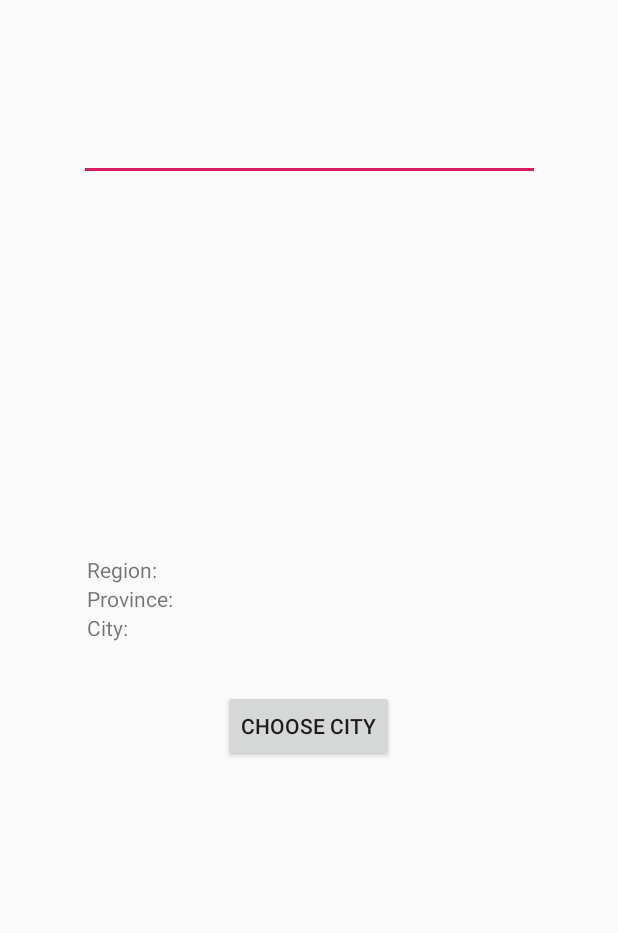
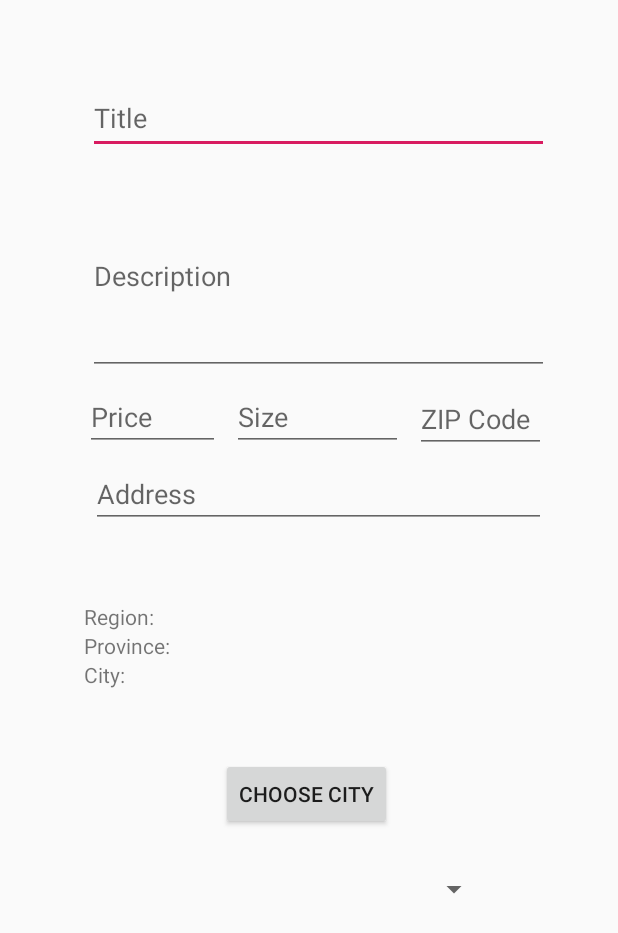
Before and after one commit to JoseAlbertoVazq/inmoapp, an Android app: the AddPropertyActivity screen opened directly, with no data from a screen before it, on a phone screen of 412 x 824 dp. Shown: the top 933 px of the screen. Run offline under Robolectric (Android 15) with nearby library versions, the phone set to English and light mode, and no system bars; network calls fail.

Commit message:
diseño add

```diff
--- a/inmoapp/app/src/main/java/dam/javazquez/inmoapp/ui/favs/PropertyFavAdapter.java
+++ b/inmoapp/app/src/main/java/dam/javazquez/inmoapp/ui/favs/PropertyFavAdapter.java
@@ -124,7 +124,7 @@ public class PropertyFavAdapter extends RecyclerView.Adapter<PropertyFavAdapter.
             super(view);
             mView = view;
             title = view.findViewById(R.id.title);
-            price = view.findViewById(R.id.price);
+            price = view.findViewById(R.id.price_property);
             size = view.findViewById(R.id.size);
             city = view.findViewById(R.id.city);
             photo = view.findViewById(R.id.photo);
--- a/inmoapp/app/src/main/java/dam/javazquez/inmoapp/ui/mines/MyPropertyAdapter.java
+++ b/inmoapp/app/src/main/java/dam/javazquez/inmoapp/ui/mines/MyPropertyAdapter.java
@@ -1,7 +1,6 @@
 package dam.javazquez.inmoapp.ui.mines;
 
 import android.content.Context;
-import android.content.Intent;
 import android.support.v7.app.AlertDialog;
 import android.support.v7.widget.RecyclerView;
 import android.util.Log;
@@ -17,12 +16,9 @@ import com.bumptech.glide.Glide;
 
 import dam.javazquez.inmoapp.R;
 import dam.javazquez.inmoapp.responses.PropertyFavsResponse;
-import dam.javazquez.inmoapp.responses.PropertyResponse;
 import dam.javazquez.inmoapp.retrofit.generator.AuthType;
 import dam.javazquez.inmoapp.retrofit.generator.ServiceGenerator;
 import dam.javazquez.inmoapp.retrofit.services.PropertyService;
-import dam.javazquez.inmoapp.ui.common.DashboardActivity;
-import dam.javazquez.inmoapp.ui.login.LoginActivity;
 import dam.javazquez.inmoapp.ui.mines.MyPropertyFragment.OnListFragmentInteractionListener;
 import dam.javazquez.inmoapp.util.UtilToken;
 import retrofit2.Call;
@@ -133,7 +129,7 @@ public class MyPropertyAdapter extends RecyclerView.Adapter<MyPropertyAdapter.Vi
             super(view);
             mView = view;
             title = view.findViewById(R.id.title);
-            price = view.findViewById(R.id.price);
+            price = view.findViewById(R.id.price_property);
             size = view.findViewById(R.id.size);
             city = view.findViewById(R.id.city);
             photo = view.findViewById(R.id.photo);
--- a/inmoapp/app/src/main/java/dam/javazquez/inmoapp/ui/properties/PropertyAdapter.java
+++ b/inmoapp/app/src/main/java/dam/javazquez/inmoapp/ui/properties/PropertyAdapter.java
@@ -14,12 +14,9 @@ import android.widget.Toast;
 
 import com.bumptech.glide.Glide;
 
-import org.w3c.dom.Text;
-
 import dam.javazquez.inmoapp.R;
 import dam.javazquez.inmoapp.responses.PhotoResponse;
 import dam.javazquez.inmoapp.responses.PropertyResponse;
-import dam.javazquez.inmoapp.responses.ResponseContainer;
 import dam.javazquez.inmoapp.retrofit.generator.AuthType;
 import dam.javazquez.inmoapp.retrofit.generator.ServiceGenerator;
 import dam.javazquez.inmoapp.retrofit.services.PropertyService;
@@ -162,7 +159,7 @@ public class PropertyAdapter extends RecyclerView.Adapter<PropertyAdapter.ViewHo
             super(view);
             mView = view;
             title = view.findViewById(R.id.title);
-            price = view.findViewById(R.id.price);
+            price = view.findViewById(R.id.price_property);
             size = view.findViewById(R.id.size);
             city = view.findViewById(R.id.city);
             photo = view.findViewById(R.id.photo);
--- a/inmoapp/app/src/main/res/layout/activity_add_property.xml
+++ b/inmoapp/app/src/main/res/layout/activity_add_property.xml
@@ -5,6 +5,40 @@
     android:layout_width="match_parent"
     android:layout_height="match_parent"
     tools:context=".ui.addProperty.AddPropertyActivity">
+
+    <EditText
+        android:id="@+id/title_add"
+        android:layout_width="307dp"
+        android:layout_height="47dp"
+        android:layout_marginStart="8dp"
+        android:layout_marginTop="8dp"
+        android:layout_marginEnd="8dp"
+        android:layout_marginBottom="8dp"
+        android:ems="10"
+        android:hint="@string/title_prop"
+        android:inputType="textPersonName"
+        app:layout_constraintBottom_toTopOf="@+id/tableLayout"
+        app:layout_constraintEnd_toEndOf="parent"
+        app:layout_constraintHorizontal_bias="0.568"
+        app:layout_constraintStart_toStartOf="parent"
+        app:layout_constraintTop_toTopOf="parent"
+        app:layout_constraintVertical_bias="0.141" />
+
+    <EditText
+        android:id="@+id/description_add"
+        android:layout_width="307dp"
+        android:layout_height="132dp"
+        android:layout_marginStart="8dp"
+        android:layout_marginTop="8dp"
+        android:layout_marginEnd="8dp"
+        android:layout_marginBottom="8dp"
+        android:hint="@string/description_prop"
+        app:layout_constraintBottom_toTopOf="@+id/tableLayout"
+        app:layout_constraintEnd_toEndOf="parent"
+        app:layout_constraintHorizontal_bias="0.568"
+        app:layout_constraintStart_toStartOf="parent"
+        app:layout_constraintTop_toBottomOf="@+id/title_add"
+        app:layout_constraintVertical_bias="0.047" />
 
     <Button
         android:id="@+id/btProbar"
@@ -17,24 +51,25 @@
         android:text="Choose City"
         app:layout_constraintBottom_toBottomOf="parent"
         app:layout_constraintEnd_toEndOf="parent"
-        app:layout_constraintHorizontal_bias="0.498"
+        app:layout_constraintHorizontal_bias="0.494"
         app:layout_constraintStart_toStartOf="parent"
         app:layout_constraintTop_toBottomOf="@+id/tableLayout"
-        app:layout_constraintVertical_bias="0.0" />
+        app:layout_constraintVertical_bias="0.057" />
 
     <TableLayout
         android:id="@+id/tableLayout"
-        android:layout_width="296dp"
-        android:layout_height="82dp"
+        android:layout_width="310dp"
+        android:layout_height="80dp"
         android:layout_marginStart="56dp"
         android:layout_marginTop="8dp"
         android:layout_marginEnd="56dp"
         android:layout_marginBottom="8dp"
         app:layout_constraintBottom_toBottomOf="parent"
         app:layout_constraintEnd_toEndOf="parent"
+        app:layout_constraintHorizontal_bias="0.0"
         app:layout_constraintStart_toStartOf="parent"
         app:layout_constraintTop_toTopOf="parent"
-        app:layout_constraintVertical_bias="0.499">
+        app:layout_constraintVertical_bias="0.54">
 
         <TableRow
             android:id="@+id/tableRow1"
@@ -69,18 +104,84 @@
     </TableLayout>
 
     <EditText
-        android:id="@+id/title_add"
-        android:layout_width="307dp"
-        android:layout_height="47dp"
+        android:id="@+id/price_add"
+        android:layout_width="90dp"
+        android:layout_height="41dp"
         android:layout_marginStart="8dp"
         android:layout_marginTop="8dp"
         android:layout_marginEnd="8dp"
         android:layout_marginBottom="8dp"
         android:ems="10"
-        android:inputType="textPersonName"
+        android:hint="@string/price_prop"
+        android:inputType="numberSigned"
         app:layout_constraintBottom_toTopOf="@+id/tableLayout"
         app:layout_constraintEnd_toEndOf="parent"
+        app:layout_constraintHorizontal_bias="0.16"
         app:layout_constraintStart_toStartOf="parent"
-        app:layout_constraintTop_toTopOf="parent"
-        app:layout_constraintVertical_bias="0.214" />
+        app:layout_constraintTop_toBottomOf="@+id/description_add"
+        app:layout_constraintVertical_bias="0.011" />
+
+    <EditText
+        android:id="@+id/size_property"
+        android:layout_width="114dp"
+        android:layout_height="42dp"
+        android:layout_marginStart="8dp"
+        android:layout_marginTop="8dp"
+        android:layout_marginEnd="8dp"
+        android:layout_marginBottom="8dp"
+        android:ems="10"
+        android:hint="@string/size_prop"
+        android:inputType="number"
+        app:layout_constraintBottom_toTopOf="@+id/tableLayout"
+        app:layout_constraintEnd_toEndOf="parent"
+        app:layout_constraintHorizontal_bias="0.0"
+        app:layout_constraintStart_toEndOf="@+id/price_add"
+        app:layout_constraintTop_toBottomOf="@+id/description_add"
+        app:layout_constraintVertical_bias="0.01" />
+
+    <EditText
+        android:id="@+id/zipcode_add"
+        android:layout_width="87dp"
+        android:layout_height="44dp"
+        android:layout_marginStart="8dp"
+        android:layout_marginTop="8dp"
+        android:layout_marginEnd="8dp"
+        android:layout_marginBottom="8dp"
+        android:ems="10"
+        android:hint="@string/zipcode_prop"
+        android:inputType="number"
+        app:layout_constraintBottom_toTopOf="@+id/tableLayout"
+        app:layout_constraintEnd_toEndOf="parent"
+        app:layout_constraintHorizontal_bias="0.0"
+        app:layout_constraintStart_toEndOf="@+id/size_property"
+        app:layout_constraintTop_toBottomOf="@+id/description_add"
+        app:layout_constraintVertical_bias="0.0" />
+
+    <EditText
+        android:id="@+id/address_add"
+        android:layout_width="303dp"
+        android:layout_height="43dp"
+        android:layout_marginStart="8dp"
+        android:layout_marginTop="8dp"
+        android:layout_marginEnd="8dp"
+        android:ems="10"
+        android:hint="@string/address_prop"
+        android:inputType="textPersonName"
+        app:layout_constraintEnd_toEndOf="parent"
+        app:layout_constraintHorizontal_bias="0.571"
+        app:layout_constraintStart_toStartOf="parent"
+        app:layout_constraintTop_toBottomOf="@+id/size_property" />
+
+    <Spinner
+        android:id="@+id/spinner_category"
+        android:layout_width="242dp"
+        android:layout_height="31dp"
+        android:layout_marginStart="8dp"
+        android:layout_marginTop="24dp"
+        android:layout_marginEnd="8dp"
+        app:layout_constraintEnd_toEndOf="parent"
+        app:layout_constraintHorizontal_bias="0.496"
+        app:layout_constraintStart_toStartOf="parent"
+        app:layout_constraintTop_toBottomOf="@+id/btProbar" />
+
 </android.support.constraint.ConstraintLayout>
--- a/inmoapp/app/src/main/res/layout/fragment_myproperty.xml
+++ b/inmoapp/app/src/main/res/layout/fragment_myproperty.xml
@@ -41,7 +41,7 @@
         app:layout_constraintVertical_bias="0.0" />
 
     <TextView
-        android:id="@+id/price"
+        android:id="@+id/price_property"
         android:layout_width="104dp"
         android:layout_height="31dp"
         android:layout_marginStart="8dp"
@@ -65,7 +65,7 @@
         android:text="@string/size"
         app:layout_constraintEnd_toEndOf="parent"
         app:layout_constraintHorizontal_bias="0.038"
-        app:layout_constraintStart_toEndOf="@+id/price"
+        app:layout_constraintStart_toEndOf="@+id/price_property"
         app:layout_constraintTop_toBottomOf="@+id/title" />
 
     <TextView
--- a/inmoapp/app/src/main/res/layout/fragment_property.xml
+++ b/inmoapp/app/src/main/res/layout/fragment_property.xml
@@ -41,7 +41,7 @@
             app:layout_constraintVertical_bias="0.0" />
 
         <TextView
-            android:id="@+id/price"
+            android:id="@+id/price_property"
             android:layout_width="104dp"
             android:layout_height="31dp"
             android:layout_marginStart="8dp"
@@ -65,7 +65,7 @@
             android:text="@string/size"
             app:layout_constraintEnd_toEndOf="parent"
             app:layout_constraintHorizontal_bias="0.038"
-            app:layout_constraintStart_toEndOf="@+id/price"
+            app:layout_constraintStart_toEndOf="@+id/price_property"
             app:layout_constraintTop_toBottomOf="@+id/title" />
 
         <TextView
--- a/inmoapp/app/src/main/res/layout/fragment_propertyfav.xml
+++ b/inmoapp/app/src/main/res/layout/fragment_propertyfav.xml
@@ -41,7 +41,7 @@
             app:layout_constraintVertical_bias="0.0" />
 
         <TextView
-            android:id="@+id/price"
+            android:id="@+id/price_property"
             android:layout_width="104dp"
             android:layout_height="31dp"
             android:layout_marginStart="8dp"
@@ -65,7 +65,7 @@
             android:text="@string/size"
             app:layout_constraintEnd_toEndOf="parent"
             app:layout_constraintHorizontal_bias="0.038"
-            app:layout_constraintStart_toEndOf="@+id/price"
+            app:layout_constraintStart_toEndOf="@+id/price_property"
             app:layout_constraintTop_toBottomOf="@+id/title" />
 
         <TextView
--- a/inmoapp/app/src/main/res/values/strings.xml
+++ b/inmoapp/app/src/main/res/values/strings.xml
@@ -48,6 +48,7 @@
     <string name="size_prop">Size</string>
     <string name="rooms_prop">Rooms</string>
     <string name="zipcode_prop">ZIP Code</string>
+    <string name="address_prop">Address</string>
 
 
 
```
